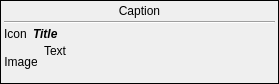
Above: src/plugins/notifications/notifywidget.ui from silvansky/Contacts before the change. Below: the same form after it.
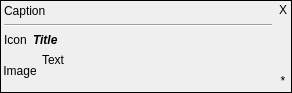
That is the form after the change.

What changed in the file:
```diff
--- a/src/plugins/notifications/notifywidget.ui
+++ b/src/plugins/notifications/notifywidget.ui
@@ -7,7 +7,7 @@
     <x>0</x>
     <y>0</y>
     <width>279</width>
-    <height>84</height>
+    <height>93</height>
    </rect>
   </property>
   <layout class="QVBoxLayout" name="verticalLayout_2">
@@ -28,15 +28,29 @@
      <property name="lineWidth">
       <number>1</number>
      </property>
-     <layout class="QVBoxLayout" name="verticalLayout">
+     <layout class="QHBoxLayout" name="horizontalLayout_4">
       <property name="spacing">
        <number>3</number>
       </property>
-      <property name="margin">
+      <property name="leftMargin">
        <number>3</number>
       </property>
+      <property name="topMargin">
+       <number>0</number>
+      </property>
+      <property name="rightMargin">
+       <number>0</number>
+      </property>
+      <property name="bottomMargin">
+       <number>3</number>
+      </property>
       <item>
-       <widget class="QLabel" name="lblCaption">
+       <layout class="QVBoxLayout" name="verticalLayout_3">
+        <property name="topMargin">
+         <number>3</number>
+        </property>
+        <item>
+         <widget class="QLabel" name="notifyCaption">
         <property name="text">
          <string notr="true">Caption</string>
         </property>
@@ -44,7 +58,7 @@
          <enum>Qt::PlainText</enum>
         </property>
         <property name="alignment">
-         <set>Qt::AlignCenter</set>
+           <set>Qt::AlignLeading|Qt::AlignLeft|Qt::AlignVCenter</set>
         </property>
        </widget>
       </item>
@@ -119,15 +133,21 @@
         <item>
          <widget class="QLabel" name="lblText">
           <property name="sizePolicy">
-           <sizepolicy hsizetype="Preferred" vsizetype="Expanding">
+             <sizepolicy hsizetype="Fixed" vsizetype="MinimumExpanding">
             <horstretch>0</horstretch>
             <verstretch>0</verstretch>
            </sizepolicy>
           </property>
+            <property name="minimumSize">
+             <size>
+              <width>230</width>
+              <height>32</height>
+             </size>
+            </property>
           <property name="maximumSize">
            <size>
             <width>230</width>
-            <height>80</height>
+              <height>160</height>
            </size>
           </property>
           <property name="text">
@@ -137,6 +157,73 @@
            <set>Qt::AlignLeading|Qt::AlignLeft|Qt::AlignTop</set>
           </property>
           <property name="wordWrap">
+             <bool>true</bool>
+            </property>
+           </widget>
+          </item>
+         </layout>
+        </item>
+       </layout>
+      </item>
+      <item>
+       <layout class="QVBoxLayout" name="verticalLayout">
+        <item>
+         <widget class="QToolButton" name="closeButton">
+          <property name="minimumSize">
+           <size>
+            <width>16</width>
+            <height>16</height>
+           </size>
+          </property>
+          <property name="maximumSize">
+           <size>
+            <width>16</width>
+            <height>16</height>
+           </size>
+          </property>
+          <property name="styleSheet">
+           <string notr="true">min-height: 16px;
+max-height: 16px;</string>
+          </property>
+          <property name="text">
+           <string>X</string>
+          </property>
+          <property name="autoRaise">
+           <bool>true</bool>
+          </property>
+         </widget>
+        </item>
+        <item>
+         <spacer name="verticalSpacer">
+          <property name="orientation">
+           <enum>Qt::Vertical</enum>
+          </property>
+          <property name="sizeHint" stdset="0">
+           <size>
+            <width>0</width>
+            <height>0</height>
+           </size>
+          </property>
+         </spacer>
+        </item>
+        <item>
+         <widget class="QToolButton" name="settingsButton">
+          <property name="minimumSize">
+           <size>
+            <width>16</width>
+            <height>16</height>
+           </size>
+          </property>
+          <property name="maximumSize">
+           <size>
+            <width>16</width>
+            <height>16</height>
+           </size>
+          </property>
+          <property name="text">
+           <string>*</string>
+          </property>
+          <property name="autoRaise">
            <bool>true</bool>
           </property>
          </widget>
```
Lines whose indentation alone changed are shown as unchanged.
